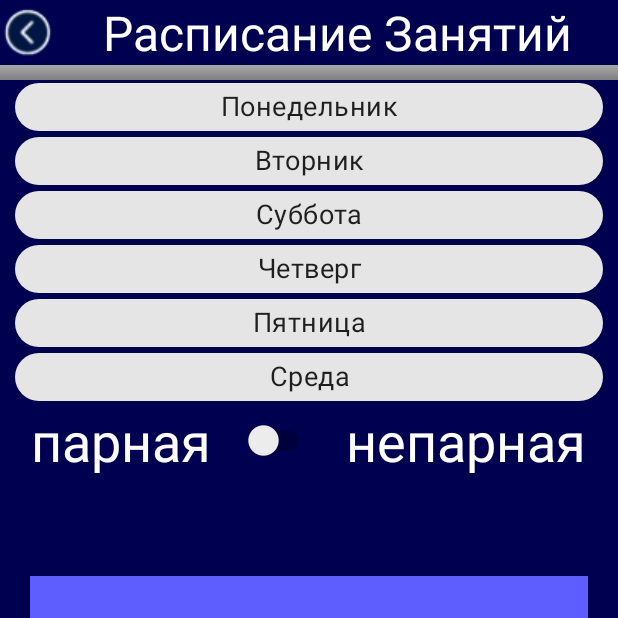
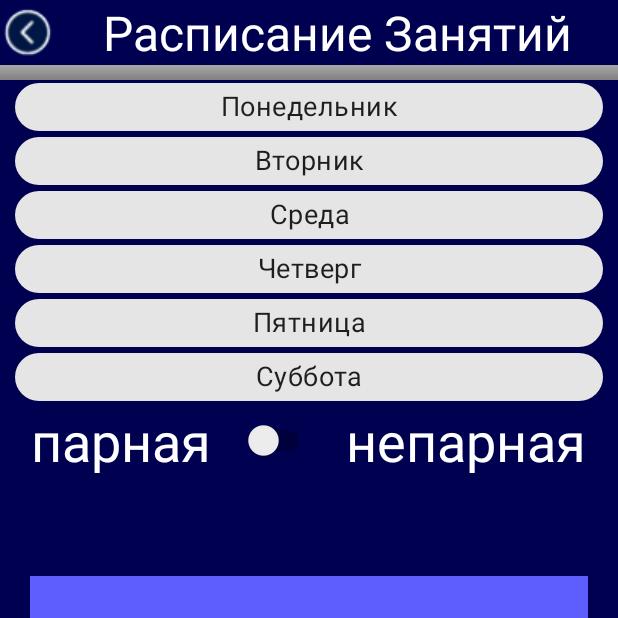
Before and after one commit to bezchastnyi/KIP-Frontend, an Android app: the Class_schedule screen opened directly, with no data from a screen before it, on a phone screen of 412 x 824 dp, the top half of it. Run offline under Robolectric (Android 15) with nearby library versions, the phone set to English and light mode, and no system bars; libraries missing offline, so code that uses them is left out: khttp.get, org.jetbrains.anko; 1 statement that could not run was skipped.

Commit message:
Bug fix №5 Fixed day order in studentSchedule. Lecturers appear in alphabetical order. Fixed profSchedule connection error not showing

```diff
--- a/app/src/main/java/com/example/kip/Class_schedule.kt
+++ b/app/src/main/java/com/example/kip/Class_schedule.kt
@@ -23,7 +23,7 @@ class Class_schedule : AppCompatActivity() {
     override fun onCreate(savedInstanceState: Bundle?) {
         super.onCreate(savedInstanceState)
         setContentView(R.layout.activity_class_schedule)
-        val button = findViewById<ImageButton>(R.id.back_button)
+        val button = findViewById<ImageButton>(R.id.back_button_LS)
 
         button.setOnClickListener{
             val intent = Intent(this, Schedule_swipe::class.java)
--- a/app/src/main/java/com/example/kip/Lecturer_schedule.kt
+++ b/app/src/main/java/com/example/kip/Lecturer_schedule.kt
@@ -36,6 +36,7 @@ class Lecturer_schedule : AppCompatActivity() {
         var profschedules:List<profschedule> = emptyList()
 
         val c = CountDownLatch(1)
+        connectionDone=false
         val task = doAsync(){
             println(profID)
             println(profScheduleByProfLink)
@@ -43,11 +44,11 @@ class Lecturer_schedule : AppCompatActivity() {
 
             profschedules = gson.fromJson(jsonFileString.text, profSchelueList)
 
-
+            connectionDone=true
             c.countDown()
             //println(jsonFileString.jsonArray)
         }
-        c.await(5, TimeUnit.SECONDS)
+        c.await(7, TimeUnit.SECONDS)
         if(!connectionDone){
             popupMessage()
         }
--- a/app/src/main/java/com/example/kip/MainActivity.kt
+++ b/app/src/main/java/com/example/kip/MainActivity.kt
@@ -12,7 +12,7 @@ class MainActivity : AppCompatActivity() {
 
         val button = findViewById<Button>(R.id.button_start)
         button.setOnClickListener{
-            val intent = Intent(this, Autorization::class.java)
+            val intent = Intent(this, Group_activity::class.java)
             startActivity(intent)
         }
 
--- a/app/src/main/java/com/example/kip/lecture_schedule.kt
+++ b/app/src/main/java/com/example/kip/lecture_schedule.kt
@@ -7,7 +7,6 @@ import android.util.Log
 import android.view.View
 import android.widget.FrameLayout
 import android.widget.ImageButton
-import android.widget.LinearLayout
 import androidx.appcompat.app.AppCompatActivity
 import com.google.android.material.chip.Chip
 import com.google.android.material.chip.ChipGroup
@@ -23,7 +22,7 @@ class lecture_schedule : AppCompatActivity() {
     override fun onCreate(savedInstanceState: Bundle?) {
         super.onCreate(savedInstanceState)
         setContentView(R.layout.activity_lecture_schedule)
-        val button = findViewById<ImageButton>(R.id.back_button)
+        val button = findViewById<ImageButton>(R.id.back_button_LS)
 
         button.setOnClickListener{
             val intent = Intent(this, Schedule_swipe_2::class.java)
--- a/app/src/main/res/layout/activity_class_schedule.xml
+++ b/app/src/main/res/layout/activity_class_schedule.xml
@@ -15,7 +15,7 @@
         android:orientation="horizontal">
 
         <ImageButton
-            android:id="@+id/back_button"
+            android:id="@+id/back_button_LS"
             android:layout_width="wrap_content"
             android:layout_height="wrap_content"
             android:layout_gravity="center"
@@ -82,11 +82,11 @@
             app:chipMinTouchTargetSize="36sp" />
 
         <com.google.android.material.chip.Chip
-            android:id="@+id/chipSaturday"
+            android:id="@+id/chipWednesday"
             android:layout_width="match_parent"
             android:layout_height="wrap_content"
             android:autoText="false"
-            android:text="Суббота"
+            android:text="Среда"
             android:textAlignment="center"
             android:textSize="18sp"
             app:chipMinTouchTargetSize="36sp" />
@@ -112,11 +112,11 @@
             app:chipMinTouchTargetSize="36sp" />
 
         <com.google.android.material.chip.Chip
-            android:id="@+id/chipWednesday"
+            android:id="@+id/chipSaturday"
             android:layout_width="match_parent"
             android:layout_height="wrap_content"
             android:autoText="false"
-            android:text="Среда"
+            android:text="Суббота"
             android:textAlignment="center"
             android:textSize="18sp"
             app:chipMinTouchTargetSize="36sp" />
@@ -185,7 +185,6 @@
             android:background="#5E5EFF"
             android:gravity="center"
             android:includeFontPadding="false"
-            android:maxLines="1"
             android:text="@string/Day1"
             android:textAlignment="gravity"
             android:textColor="@color/white"
@@ -202,7 +201,6 @@
             android:background="#5E5EFF"
             android:gravity="center"
             android:includeFontPadding="false"
-            android:maxLines="1"
             android:text="@string/Day2"
             android:textAlignment="gravity"
             android:textColor="@color/white"
@@ -219,7 +217,6 @@
             android:background="#5E5EFF"
             android:gravity="center"
             android:includeFontPadding="false"
-            android:maxLines="1"
             android:text="@string/Day3"
             android:textAlignment="gravity"
             android:textColor="@color/white"
@@ -236,7 +233,6 @@
             android:background="#5E5EFF"
             android:gravity="center"
             android:includeFontPadding="false"
-            android:maxLines="1"
             android:text="@string/Day4"
             android:textAlignment="gravity"
             android:textColor="@color/white"
@@ -253,7 +249,6 @@
             android:background="#5E5EFF"
             android:gravity="center"
             android:includeFontPadding="false"
-            android:maxLines="1"
             android:text="@string/Day5"
             android:textAlignment="gravity"
             android:textColor="@color/white"
--- a/app/src/main/res/layout/activity_kip_start.xml
+++ b/app/src/main/res/layout/activity_kip_start.xml
@@ -22,6 +22,7 @@
         android:id="@+id/button_start"
         android:layout_width="wrap_content"
         android:layout_height="wrap_content"
+        android:layout_marginBottom="20sp"
         android:text="Старт"
         android:textSize="30sp" />
 
--- a/app/src/main/res/layout/activity_lecture_schedule.xml
+++ b/app/src/main/res/layout/activity_lecture_schedule.xml
@@ -21,7 +21,7 @@
             android:orientation="horizontal">
 
             <ImageButton
-                android:id="@+id/back_button"
+                android:id="@+id/back_button_LS"
                 android:layout_width="wrap_content"
                 android:layout_height="wrap_content"
                 android:layout_gravity="center"
@@ -61,6 +61,8 @@
                     android:layout_width="match_parent"
                     android:layout_height="wrap_content"
                     android:layout_gravity="center|center_horizontal"
+                    android:paddingLeft="20sp"
+                    android:paddingRight="20sp"
                     app:singleLine="false"
                     app:singleSelection="true" />
             </LinearLayout>
--- a/app/src/main/res/layout/activity_lecture_schedule_selection.xml
+++ b/app/src/main/res/layout/activity_lecture_schedule_selection.xml
@@ -26,7 +26,7 @@
                 android:orientation="horizontal">
 
                 <ImageButton
-                    android:id="@+id/back_button"
+                    android:id="@+id/back_button_LS"
                     android:layout_width="wrap_content"
                     android:layout_height="wrap_content"
                     android:layout_gravity="center"
@@ -66,6 +66,8 @@
                         android:layout_height="wrap_content"
                         android:layout_gravity="center"
                         android:isScrollContainer="true"
+                        android:paddingLeft="20sp"
+                        android:paddingEnd="20sp"
                         app:singleLine="false"
                         app:singleSelection="true" />
                 </LinearLayout>
```
Also changed, not shown: app/src/main/java/com/example/kip/Lecture_schedule_selection.kt (+6 -1 lines), app/src/main/java/com/example/kip/json_funcions_and_classes.kt (+21 -0 lines).
